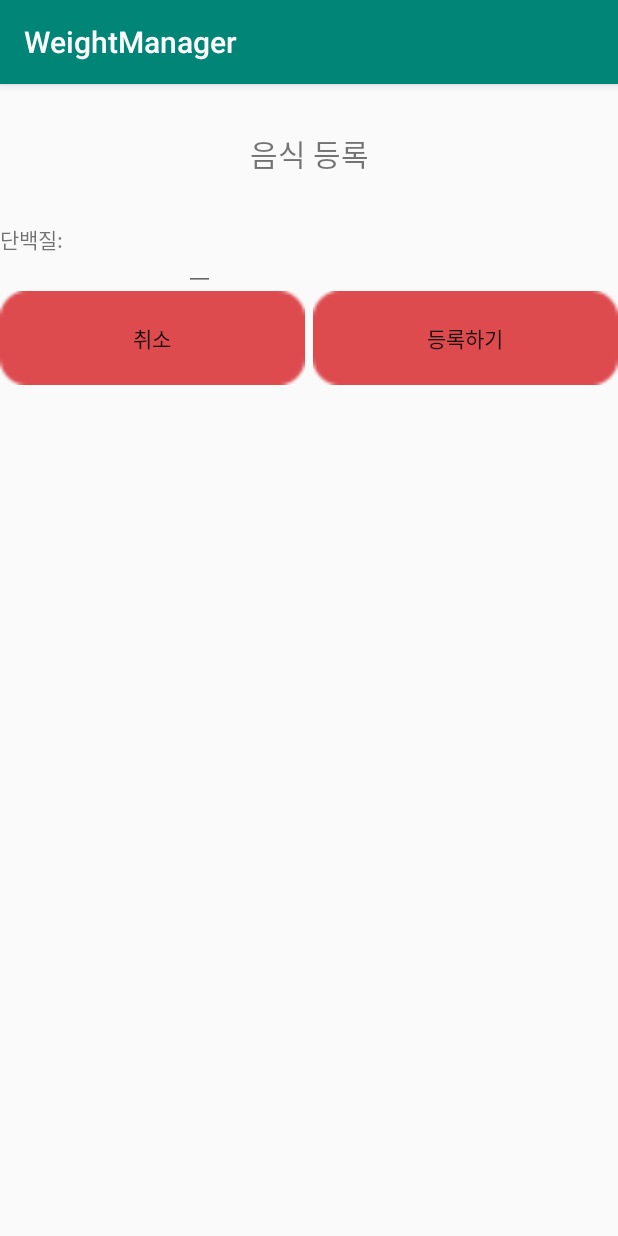
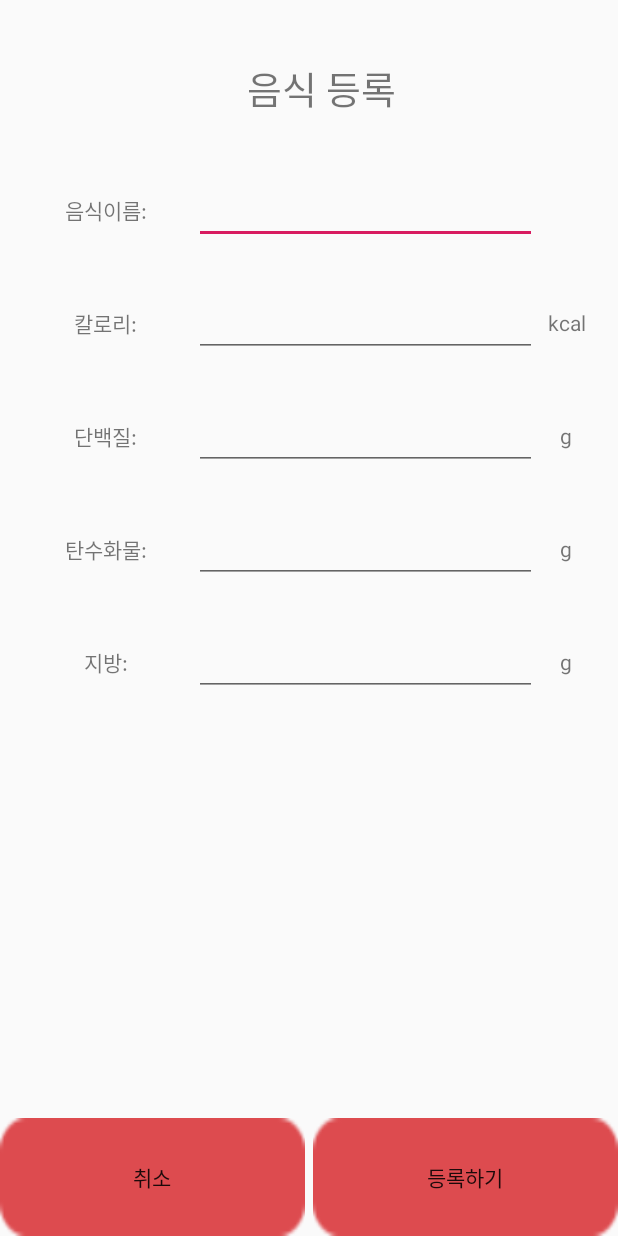
Before and after one commit to choa0707/WeightManager, an Android app: the AddFood screen opened directly, with no data from a screen before it, on a phone screen of 412 x 824 dp. Run offline under Robolectric (Android 15) with nearby library versions, the phone set to English and light mode, and no system bars.

```diff
--- /dev/null
+++ b/app/src/main/java/com/example/weightmanager/model/FoodData.java
@@ -0,0 +1,6 @@
+package com.example.weightmanager.model;
+
+public class FoodData {
+    String name;
+    double kcal, carb, fat, protein;
+}
--- a/app/src/main/java/com/example/weightmanager/model/MyDBHelper.java
+++ b/app/src/main/java/com/example/weightmanager/model/MyDBHelper.java
@@ -15,10 +15,12 @@ public class MyDBHelper extends SQLiteOpenHelper {
     @Override
     public void onCreate(SQLiteDatabase db) {
         db.execSQL("CREATE TABLE User(user_id      INT    PRIMARY KEY AUTOINCREMENT, name       VARCHAR(45) , nickname     VARCHAR(45)   , gender       INT           ,  birth       DATE          ,     heigh       DOUBLE        ,     weight     DOUBLE        ,     goal       INT           ,     goal_weight  DOUBLE        ,     goal_kcal    DOUBLE         );");
+
     }
     @Override
     public void onUpgrade(SQLiteDatabase db, int oldVersion, int newVersion) {
         //db.execSQL("DROP TABLE IF EXISTS User");
         //onCreate(db);
     }
+
 }
--- a/app/src/main/res/layout/activity_add_food.xml
+++ b/app/src/main/res/layout/activity_add_food.xml
@@ -6,113 +6,152 @@
     android:layout_height="match_parent"
     tools:context=".model.AddFood"
     android:orientation="vertical"
-    android:weightSum="11">
+    >
 
     <TextView
         android:layout_width="match_parent"
-        android:layout_height="wrap_content"
+        android:layout_height="0dp"
+        android:layout_marginStart="16dp"
+        android:layout_marginLeft="16dp"
+        android:layout_weight="1.5"
         android:gravity="center"
-        android:textSize="20sp"
-        android:layout_weight="1"
-        android:text="음식 등록"/>
+        android:text="음식 등록"
+        android:textSize="25sp"
+        app:layout_constraintStart_toStartOf="parent" />
 
-    <android.support.constraint.ConstraintLayout
-        android:layout_width="wrap_content"
-        android:layout_height="wrap_content">
-        <TextView
-            android:layout_width="wrap_content"
-            android:layout_height="wrap_content"
-            android:text="음식이름:"
-            app:layout_constraintLeft_toLeftOf="parent"
-            app:layout_constraintRight_toLeftOf="@+id/editText_foodName"
-            app:layout_constraintBottom_toTopOf="@+id/textView_standard"
-            />
-        <EditText
-            android:id="@+id/editText_foodName"
-            android:layout_marginTop="20dp"
-            android:layout_width="wrap_content"
-            android:layout_height="wrap_content"
-            app:layout_constraintRight_toRightOf="parent"
-            app:layout_constraintBottom_toTopOf="@+id/editText_standard"
-            android:hint="음식이름 : "/>
-        <TextView
-            android:id="@+id/textView_standard"
-            android:layout_width="wrap_content"
-            android:layout_height="wrap_content"
-            android:text="기준량:"
-            app:layout_constraintLeft_toLeftOf="parent"
-            app:layout_constraintRight_toLeftOf="@+id/editText_standard"
-            app:layout_constraintBottom_toTopOf="@+id/textView_kcal"/>
-        <EditText
-            android:id="@+id/editText_standard"
-            android:layout_marginTop="20dp"
-            android:layout_width="wrap_content"
-            android:layout_height="wrap_content"
-            app:layout_constraintRight_toRightOf="parent"
-            app:layout_constraintBottom_toTopOf="@id/editText_kcal"/>
-        <TextView
-            android:id="@+id/textView_kcal"
-            android:layout_width="wrap_content"
-            android:layout_height="wrap_content"
-            app:layout_constraintLeft_toLeftOf="parent"
-            app:layout_constraintRight_toLeftOf="@id/editText_kcal"
-            app:layout_constraintBottom_toTopOf="@id/textView_carb"
-            android:text="칼로리: "/>
-        <EditText
-            android:id="@+id/editText_kcal"
-            android:layout_marginTop="20dp"
+
+    <LinearLayout
+        android:layout_width="match_parent"
+        android:layout_height="0dp"
+        android:orientation="vertical"
+        android:layout_weight="8"
+        android:layout_marginHorizontal="15dp">
+
+        <LinearLayout
             android:layout_width="match_parent"
             android:layout_height="wrap_content"
-            app:layout_constraintRight_toRightOf="parent"
-            app:layout_constraintBottom_toTopOf="@id/editText_carb"/>
+            android:orientation="horizontal"
+            android:layout_marginBottom="30dp"
+            android:weightSum="10">
             <TextView
-            android:id="@+id/textView_carb"
-            android:layout_width="wrap_content"
-            android:layout_height="wrap_content"
-            app:layout_constraintLeft_toLeftOf="parent"
-            app:layout_constraintRight_toLeftOf="@id/editText_carb"
-            app:layout_constraintBottom_toTopOf="@id/textView_fat"
-            android:text="탄수화물: "/>
+                android:layout_width="0dp"
+                android:layout_height="match_parent"
+                android:gravity="center"
+                android:text="음식이름: "
+                android:layout_weight="3"/>
             <EditText
-            android:id="@+id/editText_carb"
-            android:layout_marginTop="20dp"
+                android:layout_width="0dp"
+                android:layout_height="match_parent"
+                android:gravity="center"
+                android:layout_weight="6"/>
+        </LinearLayout>
+
+        <LinearLayout
             android:layout_width="match_parent"
             android:layout_height="wrap_content"
-            app:layout_constraintRight_toRightOf="parent"
-            app:layout_constraintBottom_toTopOf="@id/editText_fat"/>
+            android:layout_marginBottom="30dp"
+            android:orientation="horizontal">
             <TextView
-            android:id="@+id/textView_fat"
-            android:layout_width="wrap_content"
-            android:layout_height="wrap_content"
-            app:layout_constraintLeft_toLeftOf="parent"
-            app:layout_constraintRight_toLeftOf="@id/editText_fat"
-            app:layout_constraintBottom_toTopOf="@id/textView_protein"
-            android:text="지방: "/>
+                android:layout_width="0dp"
+                android:layout_height="match_parent"
+                android:gravity="center"
+                android:text="칼로리: "
+                android:layout_weight="3"/>
             <EditText
-            android:id="@+id/editText_fat"
-            android:layout_marginTop="20dp"
+                android:layout_width="0dp"
+                android:layout_height="match_parent"
+                android:layout_weight="6"
+                android:gravity="center" />
+            <TextView
+                android:layout_width="0dp"
+                android:layout_height="match_parent"
+                android:layout_weight="1"
+                android:gravity="center"
+                android:text="kcal"/>
+        </LinearLayout>
+
+        <LinearLayout
             android:layout_width="match_parent"
             android:layout_height="wrap_content"
-            app:layout_constraintRight_toRightOf="parent"
-            app:layout_constraintBottom_toTopOf="@id/editText_protein"/>
+            android:orientation="horizontal"
+            android:layout_marginBottom="30dp">
             <TextView
-            android:id="@+id/textView_protein"
-            android:layout_width="wrap_content"
-            android:layout_height="wrap_content"
-            app:layout_constraintLeft_toLeftOf="parent"
-            android:text="단백질: "/>
+                android:layout_width="0dp"
+                android:layout_height="match_parent"
+                android:gravity="center"
+                android:text="단백질: "
+                android:layout_weight="3"/>
             <EditText
-            android:id="@+id/editText_protein"
-            android:layout_marginTop="20dp"
+                android:layout_width="0dp"
+                android:layout_height="match_parent"
+                android:layout_weight="6"
+                android:gravity="center" />
+            <TextView
+                android:layout_width="0dp"
+                android:layout_height="match_parent"
+                android:layout_weight="1"
+                android:gravity="center"
+                android:text="g"/>
+        </LinearLayout>
+
+        <LinearLayout
             android:layout_width="match_parent"
             android:layout_height="wrap_content"
-            app:layout_constraintRight_toRightOf="parent"/>
-    </android.support.constraint.ConstraintLayout>
+            android:orientation="horizontal"
+            android:layout_marginBottom="30dp">
+            <TextView
+                android:layout_width="0dp"
+                android:layout_height="match_parent"
+                android:gravity="center"
+                android:text="탄수화물: "
+                android:layout_weight="3"/>
+            <EditText
+                android:layout_width="0dp"
+                android:layout_height="match_parent"
+                android:layout_weight="6"
+                android:gravity="center" />
+            <TextView
+                android:layout_width="0dp"
+                android:layout_height="match_parent"
+                android:layout_weight="1"
+                android:gravity="center"
+                android:text="g"/>
+        </LinearLayout>
+
+        <LinearLayout
+            android:layout_width="match_parent"
+            android:layout_height="wrap_content"
+            android:orientation="horizontal"
+            android:layout_marginBottom="30dp">
+            <TextView
+                android:layout_width="0dp"
+                android:layout_height="match_parent"
+                android:gravity="center"
+                android:text="지방: "
+                android:layout_weight="3"/>
+
+            <EditText
+                android:layout_width="0dp"
+                android:layout_height="match_parent"
+                android:layout_weight="6"
+                android:gravity="center" />
+            <TextView
+                android:layout_width="0dp"
+                android:layout_height="match_parent"
+                android:layout_weight="1"
+                android:gravity="center"
+                android:text="g"/>
+
+        </LinearLayout>
+
+
+
+    </LinearLayout>
     <LinearLayout
         android:layout_width="match_parent"
         android:layout_height="0dp"
         android:layout_weight="1"
-
+        android:layout_gravity="bottom"
         android:orientation="horizontal"
         >
         <Button
@@ -135,6 +174,4 @@
     </LinearLayout>
 
 
-
-
 </LinearLayout>
--- a/app/src/main/res/layout/fragment_foodmanager.xml
+++ b/app/src/main/res/layout/fragment_foodmanager.xml
@@ -4,6 +4,7 @@
     android:layout_height="match_parent"
     >
     <LinearLayout
+        android:padding="10dp"
         android:layout_width="match_parent"
         android:layout_height="match_parent"
         android:orientation="vertical">
--- a/app/src/main/res/menu/navigation.xml
+++ b/app/src/main/res/menu/navigation.xml
@@ -3,21 +3,19 @@
 
     <item
         android:id="@+id/navigation_food"
-        android:icon="@drawable/ic_home_black_24dp"
         android:title="식단관리" />
 
     <item
         android:id="@+id/navigation_water"
-        android:icon="@drawable/ic_dashboard_black_24dp"
         android:title="수분관리" />
 
     <item
         android:id="@+id/navigation_board"
-        android:icon="@drawable/ic_notifications_black_24dp"
+
         android:title="건강게시판" />
     <item
         android:id="@+id/navigation_profile"
-        android:icon="@drawable/ic_notifications_black_24dp"
+
         android:title="프로필수정" />
 
 </menu>
--- a/app/src/main/res/values/dimens.xml
+++ b/app/src/main/res/values/dimens.xml
@@ -2,4 +2,6 @@
     <!-- Default screen margins, per the Android Design guidelines. -->
     <dimen name="activity_horizontal_margin">16dp</dimen>
     <dimen name="activity_vertical_margin">16dp</dimen>
+    <dimen name="design_bottom_navigation_text_size" >15sp</dimen>
+    <dimen name="design_bottom_navigation_active_text_size">15sp</dimen>
 </resources>
--- a/app/src/main/res/values/styles.xml
+++ b/app/src/main/res/values/styles.xml
@@ -2,6 +2,8 @@
 
     <!-- Base application theme. -->
     <style name="AppTheme" parent="Theme.AppCompat.Light.DarkActionBar">
+
+        <item name="windowNoTitle">true</item>
         <!-- Customize your theme here. -->
         <item name="colorPrimary">@color/colorPrimary</item>
         <item name="colorPrimaryDark">@color/colorPrimaryDark</item>
```
Also changed, not shown: app/src/main/java/com/example/weightmanager/Fragment/FoodmanagerFragment.java (+32 -16 lines), app/src/main/java/com/example/weightmanager/model/SearchAdapter.java (added, +72 -0 lines), app/src/main/java/com/example/weightmanager/model/SearchFood.java (+112 -1 lines), app/src/main/java/com/example/weightmanager/model/SplashActivity.java (+6 -29 lines), app/src/main/res/layout/activity_main.xml (+4 -3 lines), app/src/main/res/layout/activity_search_food.xml (+12 -4 lines), app/src/main/res/layout/listview_searchfood.xml (added, +48 -0 lines). Lines whose indentation alone changed are shown as unchanged.
